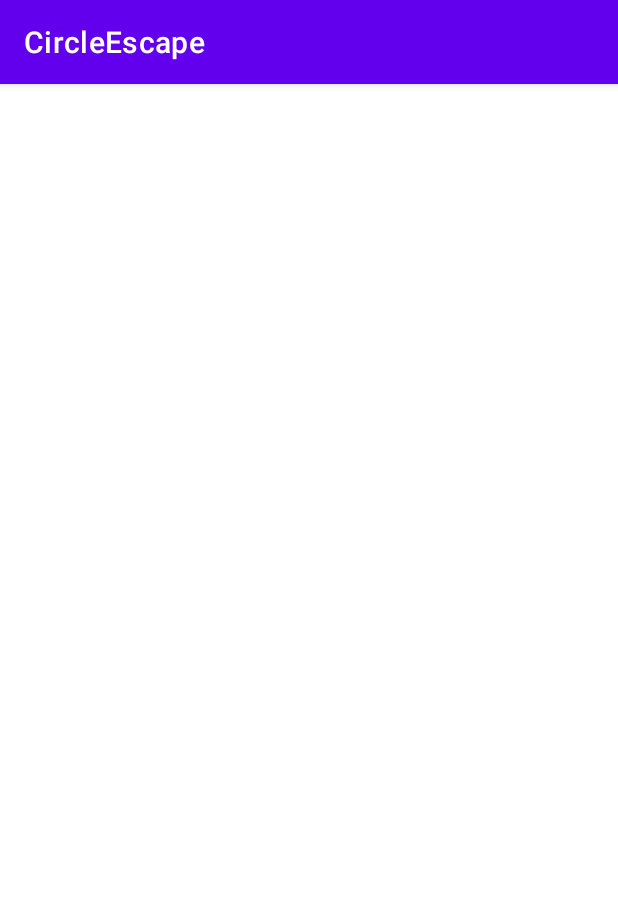
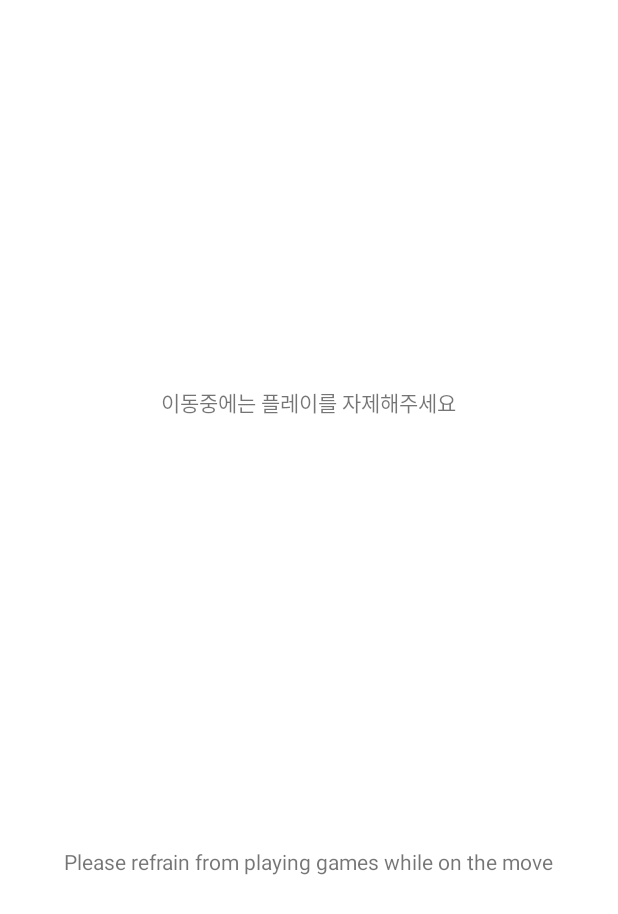
Before and after one commit to kyungchanchoi/Circle-Escape, an Android app: the first screen one second after launch (IntroActivity), on a phone screen of 412 x 824 dp. Shown: the top 914 px of the screen. Run offline under Robolectric (Android 15) with nearby library versions, the phone set to English and light mode, and no system bars.

Commit message:
ㆍ전체 API 버전 변경 : compileSdk ,targetSdk 33 → 34 상단바 제거 : theme > windowNoTitle 폴더 추가 : res > raw, res > anim 샘플 파일 추가 : sampleimg, samplemusic
ㆍIntro
화면 터치시 메인으로 이동 : onTouchEvent()
인트로 경고창, 타이틀 이미지 임시 적용 : sampleimg
인트로 경고창, 타이틀 이미지 차례대로 나타나도록 구현 : postDelayed
인트로 페이드인,아웃 애니메이션 적용 : fadeinanimation.xml, fadeoutanimation.xml
> 해당 모든 기능을 fragment로 변경 예정

ㆍMain
타이틀 텍스트, 게임시작 버튼 추가
버튼 클릭시 플레이로 이동

ㆍPlay
fragment 개념 추가 예정

```diff
--- a/app/build.gradle
+++ b/app/build.gradle
@@ -5,12 +5,12 @@ plugins {
 
 android {
     namespace 'com.example.circleescape'
-    compileSdk 33
+    compileSdk 34
 
     defaultConfig {
         applicationId "com.example.circleescape"
         minSdk 24
-        targetSdk 33
+        targetSdk 34
         versionCode 1
         versionName "1.0"
 
--- a/app/src/main/AndroidManifest.xml
+++ b/app/src/main/AndroidManifest.xml
@@ -11,6 +11,9 @@
         android:supportsRtl="true"
         android:theme="@style/Theme.CircleEscape"
         tools:targetApi="31">
+        <activity
+            android:name=".PlayActivity"
+            android:exported="false" />
         <activity
             android:name=".MainActivity"
             android:exported="false" />
--- a/app/src/main/java/com/example/circleescape/IntroActivity.kt
+++ b/app/src/main/java/com/example/circleescape/IntroActivity.kt
@@ -1,12 +1,23 @@
 package com.example.circleescape
 
+import android.content.Intent
 import androidx.appcompat.app.AppCompatActivity
 import android.os.Bundle
+import android.os.Handler
+import android.os.Looper
+import android.view.MotionEvent
+import android.view.View
+import android.view.animation.Animation
+import android.view.animation.AnimationUtils
 import com.example.circleescape.databinding.ActivityIntroBinding
 
 class IntroActivity : AppCompatActivity() {
 
     private lateinit var introBinding: ActivityIntroBinding
+
+    // 애니메이션을 지연 초기화하기 위해 lateinit 사용
+    private lateinit var fadeinAnim: Animation
+    private lateinit var fadeoutAnim: Animation
 
     override fun onCreate(savedInstanceState: Bundle?) {
         super.onCreate(savedInstanceState)
@@ -15,9 +26,42 @@ class IntroActivity : AppCompatActivity() {
         introBinding = ActivityIntroBinding.inflate(layoutInflater)
         setContentView(introBinding.root)
 
-        // 화면 터치시 메인으로 이동
+        val warntext1 = introBinding.textView1
+        val warntext2 = introBinding.textView2
+        val introtitleimg = introBinding.imageView
 
+        // 애니메이션 객체
+        val fadeinAnim = AnimationUtils.loadAnimation(this, R.anim.fadeinanimation)
+        val fadeoutAnim = AnimationUtils.loadAnimation(this, R.anim.fadeoutanimation)
 
+        introtitleimg.visibility = View.INVISIBLE
+
+        // 3초간 경고 텍스트를 보여줌
+        Handler(Looper.getMainLooper()).postDelayed({
+            warntext1.startAnimation(fadeinAnim)
+            warntext2.startAnimation(fadeinAnim)
+
+            warntext1.visibility = View.INVISIBLE
+            warntext2.visibility = View.INVISIBLE
+
+            introtitleimg.startAnimation(fadeoutAnim)
+
+            introtitleimg.visibility = View.VISIBLE
+        }, 5000)
 
     }
+
+    // 액티비티 클래스에 터치이벤트 콜백 함수 onTouchEvent() 선언
+    override fun onTouchEvent(event: MotionEvent?): Boolean {
+        when (event?.action) {
+            // 화면에 손을 눌렀다 땠을 때(올렸을 때)
+            MotionEvent.ACTION_UP-> {
+                val intent = Intent(this,MainActivity::class.java)
+                startActivity(intent)
+
+                // overrideActivityTransition(Activity.OR.anim.fadeinanimation,R.anim.fadeoutanimation)
+            }
+        }
+        return super.onTouchEvent(event)
+    }
 }
--- /dev/null
+++ b/app/src/main/res/anim/fadeinanimation.xml
@@ -0,0 +1,5 @@
+<?xml version="1.0" encoding="utf-8"?>
+<alpha xmlns:android="http://schemas.android.com/apk/res/android"
+    android:fromAlpha="0.0"
+    android:toAlpha="1.0"
+    android:duration="500" />
--- /dev/null
+++ b/app/src/main/res/anim/fadeoutanimation.xml
@@ -0,0 +1,6 @@
+<?xml version="1.0" encoding="utf-8"?>
+<alpha xmlns:android="http://schemas.android.com/apk/res/android"
+    android:fromAlpha="0.0"
+    android:toAlpha="1.0"
+    android:duration="500"
+    />
--- /dev/null
+++ b/app/src/main/res/anim/introanimation.xml
@@ -0,0 +1,6 @@
+<?xml version="1.0" encoding="utf-8"?>
+<translate xmlns:android="http://schemas.android.com/apk/res/android"
+    android:duration = "3000"
+    >
+
+</translate>
--- a/app/src/main/res/layout/activity_intro.xml
+++ b/app/src/main/res/layout/activity_intro.xml
@@ -6,4 +6,37 @@
     android:layout_height="match_parent"
     tools:context=".IntroActivity">
 
+
+    <TextView
+        android:id="@+id/textView1"
+        android:layout_width="wrap_content"
+        android:layout_height="wrap_content"
+        android:text="이동중에는 플레이를 자제해주세요"
+        app:layout_constraintBottom_toTopOf="@+id/textView2"
+        app:layout_constraintEnd_toEndOf="parent"
+        app:layout_constraintHorizontal_bias="0.498"
+        app:layout_constraintStart_toStartOf="parent"
+        app:layout_constraintTop_toTopOf="parent"
+        app:layout_constraintVertical_bias="0.474" />
+
+    <TextView
+        android:id="@+id/textView2"
+        android:layout_width="wrap_content"
+        android:layout_height="wrap_content"
+        android:layout_marginBottom="240dp"
+        android:text="Please refrain from playing games while on the move"
+        app:layout_constraintBottom_toBottomOf="parent"
+        app:layout_constraintEnd_toEndOf="parent"
+        app:layout_constraintHorizontal_bias="0.498"
+        app:layout_constraintStart_toStartOf="parent" />
+
+    <ImageView
+        android:id="@+id/imageView"
+        android:layout_width="wrap_content"
+        android:layout_height="wrap_content"
+        app:layout_constraintStart_toStartOf="parent"
+        app:layout_constraintEnd_toEndOf="parent"
+        app:layout_constraintTop_toTopOf="parent"
+        app:layout_constraintBottom_toBottomOf="parent"
+        app:srcCompat="@drawable/sampleimg" />
 </androidx.constraintlayout.widget.ConstraintLayout>
--- a/app/src/main/res/values-night/themes.xml
+++ b/app/src/main/res/values-night/themes.xml
@@ -12,5 +12,6 @@
         <!-- Status bar color. -->
         <item name="android:statusBarColor">?attr/colorPrimaryVariant</item>
         <!-- Customize your theme here. -->
+        <item name="windowNoTitle">true</item>
     </style>
 </resources>
--- a/app/src/main/res/values/themes.xml
+++ b/app/src/main/res/values/themes.xml
@@ -12,5 +12,6 @@
         <!-- Status bar color. -->
         <item name="android:statusBarColor">?attr/colorPrimaryVariant</item>
         <!-- Customize your theme here. -->
+        <item name="windowNoTitle">true</item>
     </style>
 </resources>
```
Also changed, not shown: app/src/main/java/com/example/circleescape/MainActivity.kt (+15 -1 lines), app/src/main/java/com/example/circleescape/PlayActivity.kt (added, +11 -0 lines), app/src/main/res/layout/activity_main.xml (+14 -2 lines), app/src/main/res/layout/activity_play.xml (added, +9 -0 lines), app/src/main/res/drawable/sampleimg.PNG (added), 1 other file.
